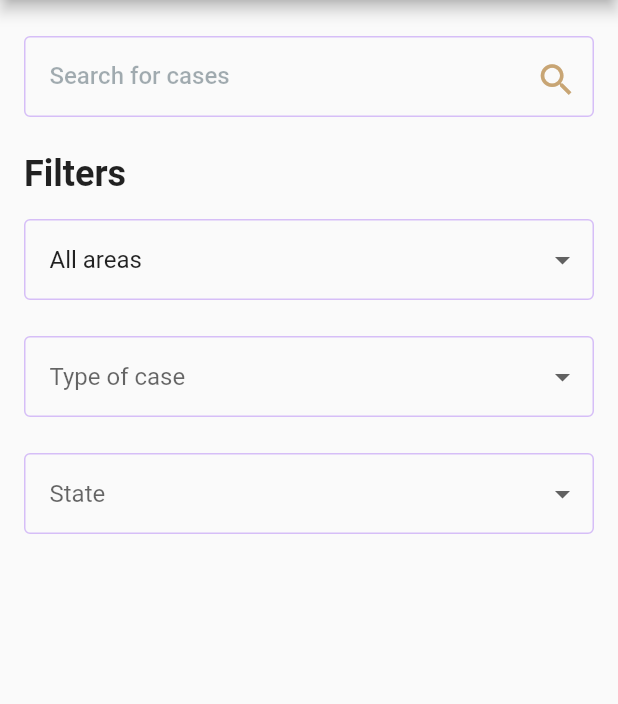
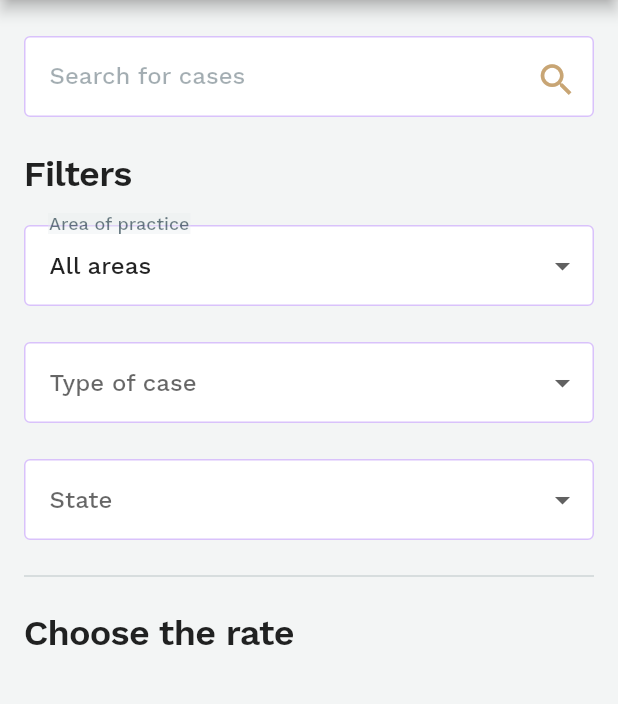
Before and after one commit to skyhouse11/otakoyi_test_app, a Flutter app: the screen it shows after launch, on a phone screen of 412 x 824 dp, the part 90-794 px from its top. Run offline on Flutter 3.47's test engine with Material 2 defaults, Android fonts, the phone set to English and light mode, and no system bars; our stand-ins replace google_fonts.

Commit message:
Color adjustments, small fixes

```diff
--- a/lib/view/main_view.dart
+++ b/lib/view/main_view.dart
@@ -26,7 +26,10 @@ class MainView extends StatelessWidget {
         ),
         preferredSize: Size.fromHeight(60),
       ),
-      body: Column(
+      body: Container(
+        width: MediaQuery.of(context).size.width,
+        color: HexColor("#E8ECEE").withOpacity(0.38),
+        child: Column(
           children: <Widget>[
             MainSearchTextField(),
             MainTitle(
@@ -38,6 +41,7 @@ class MainView extends StatelessWidget {
                 "Elsewhere",
               ],
               hasHintText: false,
+              overheadText: "Area of practice",
             ),
             DropDownFilter(
               items: [
@@ -56,7 +60,20 @@ class MainView extends StatelessWidget {
               hasHintText: true,
               hintText: "State",
             ),
+            Container(
+              margin: EdgeInsets.symmetric(
+                horizontal: 16,
+              ),
+              child: Divider(
+                thickness: 1,
+                color: HexColor("#B6BFC2").withOpacity(0.6),
+              ),
+            ),
+            MainTitle(
+              titleText: "Choose the rate",
+            ),
           ],
+        ),
       ),
     );
   }
--- a/lib/widgets/general/main_title.dart
+++ b/lib/widgets/general/main_title.dart
@@ -1,4 +1,5 @@
 import 'package:flutter/material.dart';
+import 'package:google_fonts/google_fonts.dart';
 
 class MainTitle extends StatelessWidget {
   final String titleText;
@@ -9,13 +10,19 @@ class MainTitle extends StatelessWidget {
   Widget build(BuildContext context) {
     return Container(
       alignment: Alignment.centerLeft,
-      margin: EdgeInsets.all(16),
+      margin: EdgeInsets.only(
+        top: 16,
+        bottom: 12,
+        left: 16,
+        right: 16,
+      ),
       child: Text(
         titleText,
-        style: TextStyle(
+        style: GoogleFonts.workSans(
           fontSize: 24,
           height: 1.15,
           fontWeight: FontWeight.w600,
+          letterSpacing: -0.5,
         ),
       ),
     );
--- a/lib/widgets/search/dropdown_filter.dart
+++ b/lib/widgets/search/dropdown_filter.dart
@@ -1,15 +1,18 @@
 import 'package:flutter/material.dart';
+import 'package:google_fonts/google_fonts.dart';
 import 'package:otakoyi_test_app/util/hex_color.dart';
 
 class DropDownFilter extends StatefulWidget {
   final List<String> items;
   final bool hasHintText;
   final String hintText;
+  final String overheadText;
 
   const DropDownFilter({
     this.items = const [],
     this.hasHintText = false,
     this.hintText = "",
+    this.overheadText,
   });
 
   @override
@@ -29,16 +32,20 @@ class _DropDownFilterState extends State<DropDownFilter> {
 
   @override
   Widget build(BuildContext context) {
-    return Container(
+    return Stack(
+      children: <Widget>[
+        Container(
           height: 54,
           margin: EdgeInsets.only(
-        bottom: 24,
+            bottom: 16,
             left: 16,
             right: 16,
+            top: 8,
           ),
           padding: EdgeInsets.only(right: 8),
           alignment: Alignment.center,
           decoration: BoxDecoration(
+            color: Colors.white,
             borderRadius: BorderRadius.circular(4),
             border: Border.all(
               color: HexColor("#6200EE").withOpacity(0.24),
@@ -58,6 +65,9 @@ class _DropDownFilterState extends State<DropDownFilter> {
                 ),
                 child: Text(
                   widget.hintText,
+                  style: GoogleFonts.workSans(
+                    fontWeight: FontWeight.w500,
+                  ),
                 ),
               ),
               items: widget.items
@@ -69,7 +79,9 @@ class _DropDownFilterState extends State<DropDownFilter> {
                         ),
                         child: Text(
                           item,
-                      style: TextStyle(),
+                          style: GoogleFonts.workSans(
+                            fontWeight: FontWeight.w500,
+                          ),
                         ),
                       ),
                       value: item,
@@ -83,6 +95,27 @@ class _DropDownFilterState extends State<DropDownFilter> {
               },
             ),
           ),
+        ),
+        widget.overheadText != null
+            ? Container(
+                height: 14,
+                alignment: Alignment.bottomCenter,
+                width: 95,
+                color: HexColor("#E8ECEE").withOpacity(0.38),
+                margin: EdgeInsets.only(
+                  left: 32,
+                ),
+                child: Text(
+                  widget.overheadText,
+                  style: GoogleFonts.workSans(
+                    fontSize: 12,
+                    fontWeight: FontWeight.w500,
+                    color: HexColor("#0D2834").withOpacity(0.6),
+                  ),
+                ),
+              )
+            : Container(),
+      ],
     );
   }
 }
--- a/lib/widgets/search/main_search_textfield.dart
+++ b/lib/widgets/search/main_search_textfield.dart
@@ -1,4 +1,5 @@
 import 'package:flutter/material.dart';
+import 'package:google_fonts/google_fonts.dart';
 import 'package:otakoyi_test_app/util/hex_color.dart';
 
 class MainSearchTextField extends StatelessWidget {
@@ -10,6 +11,7 @@ class MainSearchTextField extends StatelessWidget {
       height: 54,
       alignment: Alignment.center,
       decoration: BoxDecoration(
+        color: Colors.white,
         borderRadius: BorderRadius.circular(4),
         border: Border.all(
           color: HexColor("#6200EE").withOpacity(0.24),
@@ -29,7 +31,7 @@ class MainSearchTextField extends StatelessWidget {
       ),
       child: TextField(
         keyboardType: TextInputType.text,
-        style: TextStyle(
+        style: GoogleFonts.workSans(
           fontSize: 16,
           fontWeight: FontWeight.w500,
         ),
@@ -40,7 +42,7 @@ class MainSearchTextField extends StatelessWidget {
           enabledBorder: InputBorder.none,
           errorBorder: InputBorder.none,
           disabledBorder: InputBorder.none,
-          hintStyle: TextStyle(
+          hintStyle: GoogleFonts.workSans(
             fontSize: 16,
             color: HexColor("#0D2834").withOpacity(0.38),
             fontWeight: FontWeight.w500,
```
Also changed, not shown: lib/widgets/search/rate_bar.dart (added). Lines whose indentation alone changed are shown as unchanged.
